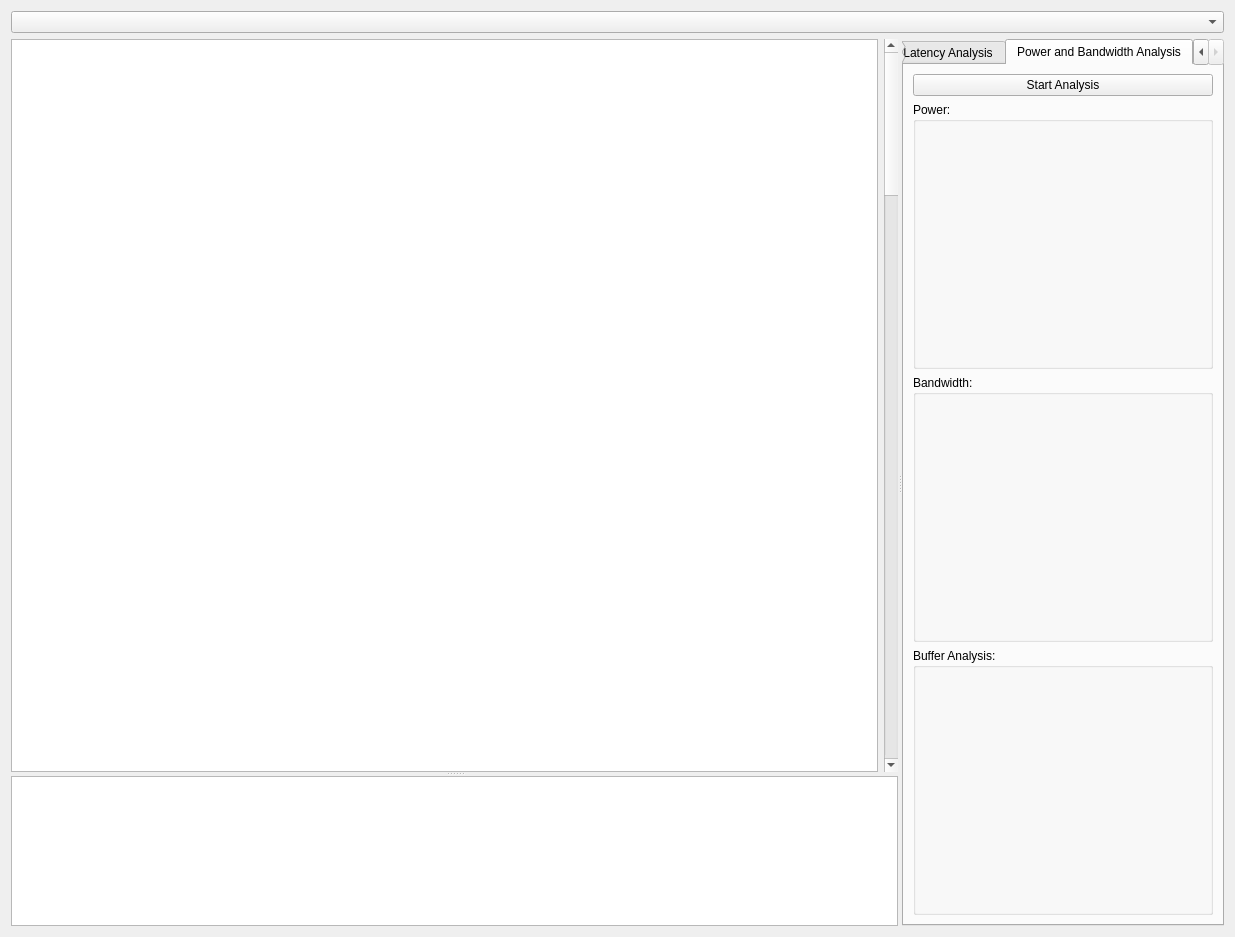
Before: the Qt Designer form apps/traceAnalyzer/tracefiletab.ui in tukl-msd/DRAMSys, drawn with Qt 5.
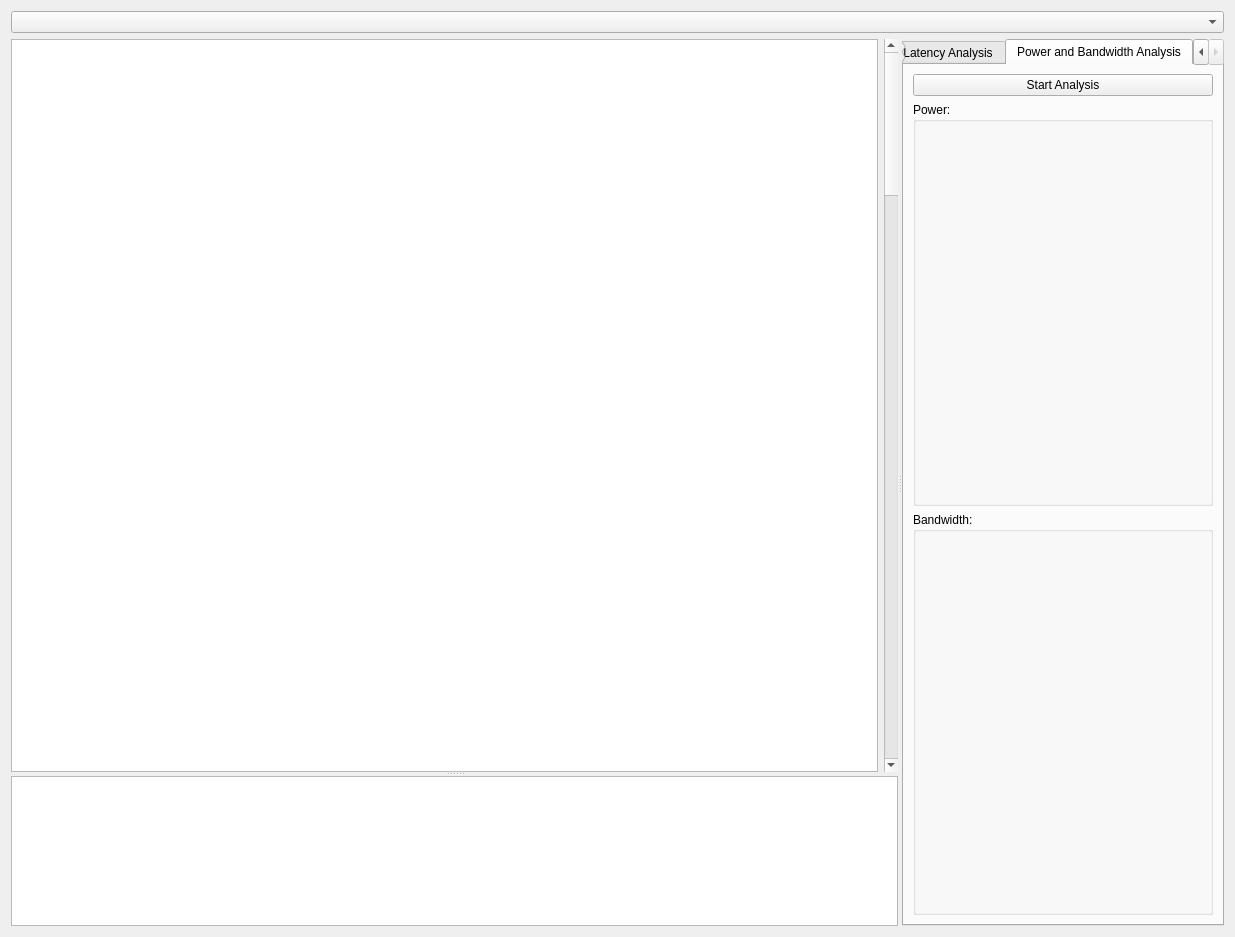
After: the same form once the commit is applied. The open tabs and pages were chosen to show the change. Custom widgets are drawn as their Qt base class.

```diff
--- a/apps/traceAnalyzer/tracefiletab.ui
+++ b/apps/traceAnalyzer/tracefiletab.ui
@@ -404,18 +404,6 @@
             </layout>
            </widget>
           </item>
-          <item>
-           <widget class="QGroupBox" name="bufferBox">
-            <property name="title">
-             <string>Buffer Analysis:</string>
-            </property>
-            <layout class="QVBoxLayout" name="verticalLayout_8">
-             <item>
-              <widget class="QwtPlot" name="bufferPlot"/>
-             </item>
-            </layout>
-           </widget>
-          </item>
          </layout>
         </item>
        </layout>
```
